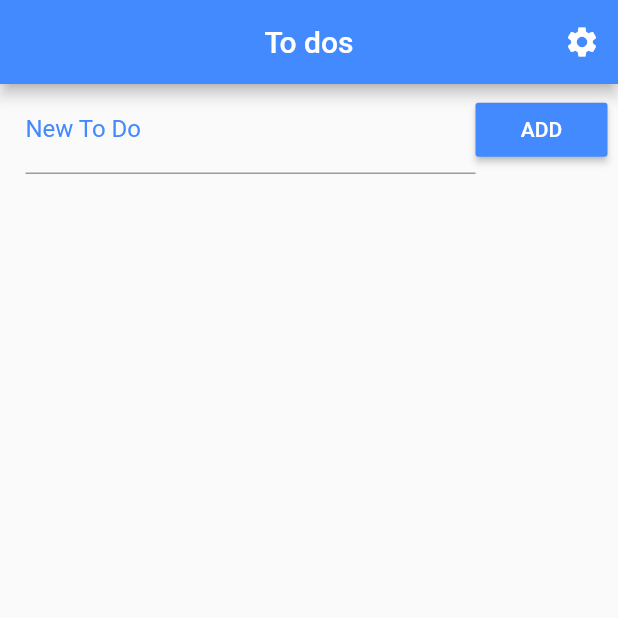
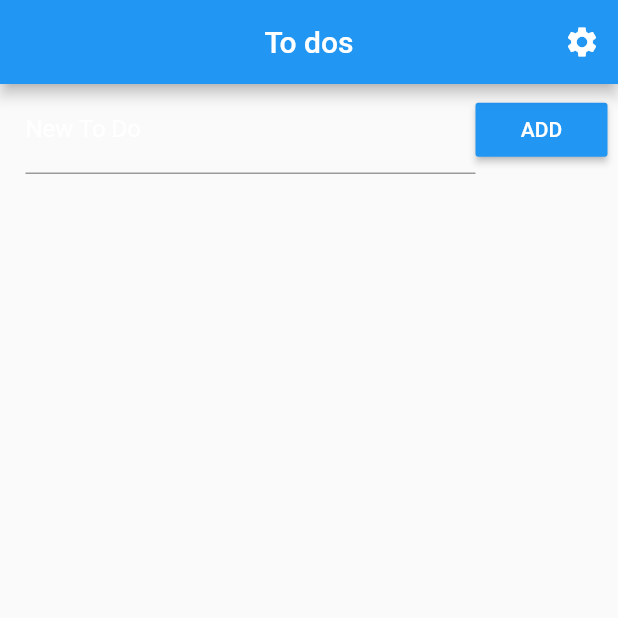
Before and after one commit to ajsaraujo/to-do-app, a Flutter app: the screen it shows after launch, on a phone screen of 412 x 824 dp, the top half of it. Run offline on Flutter 3.47's test engine with Material 2 defaults, Android fonts, the phone set to English and light mode, and no system bars; missing offline and left inert: flutter_material_color_picker.

Commit message:
Allow user to change app color

```diff
--- a/lib/main.dart
+++ b/lib/main.dart
@@ -2,8 +2,38 @@ import 'package:flutter/material.dart';
 import 'package:todo_list/route_generator.dart';
 import 'package:todo_list/views/home.dart';
 
-void main() => runApp(MaterialApp(
-      home: Home(),
+void main() => runApp(MyApp());
+
+class MyApp extends StatefulWidget {
+  @override
+  _MyAppState createState() => _MyAppState();
+}
+
+class _MyAppState extends State<MyApp> {
+  ColorSwatch _primaryColor;
+  Color _accentColor;
+  Brightness _brightness;
+
+  void changeTheme({ColorSwatch newPrimaryColor, Color newAccentColor, Brightness newBrightness}) {
+    setState(() {
+      print('Oi, tô no callback!');
+      _primaryColor = newPrimaryColor ?? _primaryColor;
+      _accentColor = newAccentColor ?? _accentColor;
+      _brightness = newBrightness ?? _brightness;
+    });
+  }
+
+  @override
+  Widget build(BuildContext context) {
+    return MaterialApp(
+      home: Home(changeThemeCallback: changeTheme),
       initialRoute: '/',
       onGenerateRoute: RouteGenerator.generateRoute,
-    ));
+      theme: ThemeData(
+        primarySwatch: _primaryColor ?? Colors.blue,
+        accentColor: Colors.white,
+        brightness: Brightness.light,
+      ),
+    );
+  }
+}
--- a/lib/views/home.dart
+++ b/lib/views/home.dart
@@ -9,6 +9,10 @@ import 'package:todo_list/widgets/my_app_bar.dart';
 import 'package:todo_list/widgets/to_do_list_view.dart';
 
 class Home extends StatefulWidget {
+  Function changeThemeCallback;
+
+  Home({this.changeThemeCallback});
+
   @override
   _HomeState createState() => _HomeState();
 }
@@ -30,14 +34,17 @@ class _HomeState extends State<Home> {
   @override
   Widget build(BuildContext context) {
     return Scaffold(
-        appBar: MyAppBar(title: 'To dos', hasReturnButton: false, actions: <Widget>[
-          IconButton(
-            icon: Icon(Icons.settings, color: Colors.white),
-            onPressed: () {
-              Navigator.of(context).pushNamed('/settings');
-            }
-          )
-        ],),
+        appBar: MyAppBar(
+          title: 'To dos',
+          actions: <Widget>[
+            IconButton(
+                icon: Icon(Icons.settings, color: Colors.white),
+                onPressed: () {
+                  Navigator.of(context).pushNamed('/settings',
+                      arguments: this.widget.changeThemeCallback);
+                })
+          ],
+        ),
         body: Column(
           children: <Widget>[
             Container(
--- a/lib/widgets/input_section.dart
+++ b/lib/widgets/input_section.dart
@@ -22,12 +22,12 @@ class _InputSectionState extends State<InputSection> {
             controller: textFieldController,
             decoration: InputDecoration(
               labelText: 'New To Do',
-              labelStyle: TextStyle(color: Colors.blueAccent),
+              labelStyle: TextStyle(color: Theme.of(context).accentColor),
             ),
           ),
         ),
         RaisedButton(
-          color: Colors.blueAccent,
+          color: Theme.of(context).primaryColor,
           child: Text('ADD'),
           textColor: Colors.white,
           onPressed: () {
--- a/lib/widgets/my_app_bar.dart
+++ b/lib/widgets/my_app_bar.dart
@@ -3,9 +3,9 @@ import 'package:flutter/material.dart';
 class MyAppBar extends StatelessWidget with PreferredSizeWidget {
   final String title;
   final List<Widget> actions;
-  final bool hasReturnButton;
+  bool hasReturnButton;
 
-  MyAppBar({this.title, this.actions, this.hasReturnButton});
+  MyAppBar({this.title, this.actions, this.hasReturnButton = false});
 
   @override
   Size get preferredSize => Size.fromHeight(kToolbarHeight);
@@ -14,12 +14,12 @@ class MyAppBar extends StatelessWidget with PreferredSizeWidget {
   Widget build(BuildContext context) {
     Widget returnButton = IconButton(
       icon: Icon(Icons.arrow_back),
-      color: Colors.white,
+      color: Theme.of(context).accentColor,
       onPressed: Navigator.of(context).pop,
     );
 
     return AppBar(
-      backgroundColor: Colors.blueAccent,
+      backgroundColor: Theme.of(context).primaryColor,
       title: Text(title),
       centerTitle: true,
       actions: this.actions,
```
Also changed, not shown: lib/route_generator.dart (+7 -6 lines), lib/views/settings.dart (+10 -1 lines), lib/widgets/to_do_list_view.dart (+5 -3 lines).
